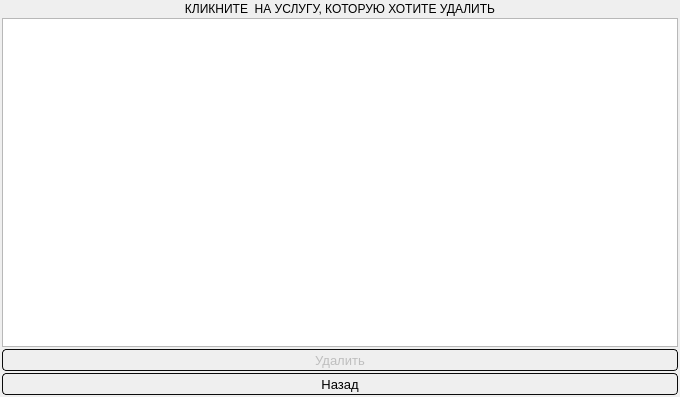
Before: the Qt Designer form code/form_for_delete_service.ui in Alex-Sidorov/SEFOLL, drawn with Qt 5.
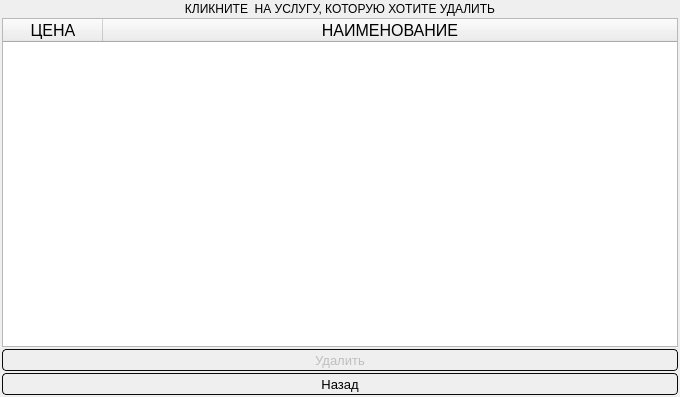
After: the same form once the commit is applied.

Patch:
```diff
--- a/code/form_for_delete_service.ui
+++ b/code/form_for_delete_service.ui
@@ -134,7 +134,7 @@
       <bool>false</bool>
      </property>
      <attribute name="horizontalHeaderVisible">
-      <bool>false</bool>
+      <bool>true</bool>
      </attribute>
      <attribute name="horizontalHeaderCascadingSectionResizes">
       <bool>false</bool>
@@ -184,9 +184,6 @@
         <pointsize>12</pointsize>
        </font>
       </property>
-      <property name="textAlignment">
-       <set>AlignCenter</set>
-      </property>
       <property name="foreground">
        <brush brushstyle="SolidPattern">
         <color alpha="255">
@@ -208,9 +205,6 @@
         <kerning>true</kerning>
        </font>
       </property>
-      <property name="textAlignment">
-       <set>AlignCenter</set>
-      </property>
      </column>
     </widget>
    </item>
```
